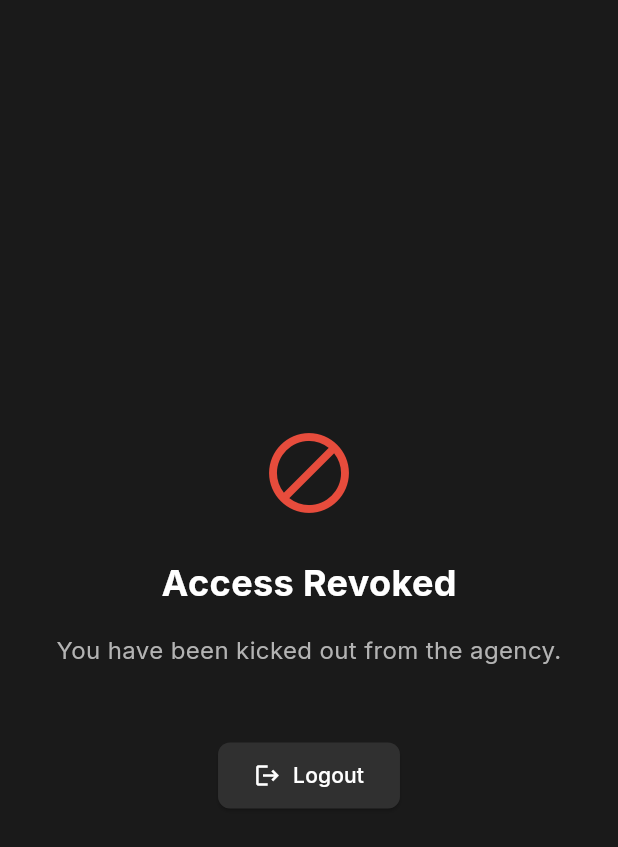
After one commit to Shahriar385/thumbhq-app, a Flutter app: the KickedScreen screen opened by its route, on a phone screen of 412 x 824 dp. The commit adds this screen. Shown: the top 847 px of the screen. Run offline on Flutter 3.47's test engine with Material 3 defaults, Android fonts, the light colour scheme and no system bars; our stand-ins replace cached_network_image, cloud_firestore, firebase_auth, firebase_core, firebase_storage, fl_chart and 6 more; missing offline and left inert: google_sign_in_all_platforms; accounts and stored records are empty.

Commit message:
feat: Add kamla role and kicked out screen

```diff
--- a/lib/core/constants/app_constants.dart
+++ b/lib/core/constants/app_constants.dart
@@ -5,7 +5,8 @@ enum UserRole {
   strategist('strategist', 'Strategist'),
   leadDesigner('lead_designer', 'Lead Designer'),
   coreDesigner('core_designer', 'Core Designer'),
-  juniorDesigner('junior_designer', 'Junior Designer');
+  juniorDesigner('junior_designer', 'Junior Designer'),
+  kamla('kamla', 'Kamla');
 
   const UserRole(this.value, this.label);
   final String value;
@@ -24,6 +25,7 @@ enum UserRole {
   bool get isManager => this == manager;
   bool get isStrategist => this == strategist;
   bool get isPending => this == pending;
+  bool get isKamla => this == kamla;
 }
 
 /// Project status
--- a/lib/core/widgets/role_badge.dart
+++ b/lib/core/widgets/role_badge.dart
@@ -41,6 +41,8 @@ class RoleBadge extends StatelessWidget {
         return const Color(0xFF48c9b0);
       case UserRole.pending:
         return AppColors.textMuted;
+      case UserRole.kamla:
+        return AppColors.error;
     }
   }
 }
--- a/lib/models/user_model.dart
+++ b/lib/models/user_model.dart
@@ -27,6 +27,7 @@ class UserModel {
   bool get isStrategist => role.isStrategist;
   bool get isDesigner => role.isDesigner;
   bool get isPending => role.isPending;
+  bool get isKamla => role.isKamla;
 
   factory UserModel.fromFirestore(DocumentSnapshot doc) {
     final data = doc.data() as Map<String, dynamic>;
--- a/lib/providers/router_provider.dart
+++ b/lib/providers/router_provider.dart
@@ -10,6 +10,7 @@ import '../screens/project/project_detail_screen.dart';
 import '../screens/team/team_screen.dart';
 import '../screens/client/client_screen.dart';
 import '../screens/analytics/analytics_screen.dart';
+import '../screens/kicked/kicked_screen.dart';
 import 'auth_provider.dart';
 
 final routerProvider = Provider<GoRouter>((ref) {
@@ -34,6 +35,17 @@ final routerProvider = Provider<GoRouter>((ref) {
 
       // Logged in, on login page → redirect based on role
       if (location == '/login') {
+        if (user.isPending) return '/pending';
+        return '/dashboard';
+      }
+
+      // Kamla user trying to access anything other than kicked
+      if (user.isKamla && location != '/kicked') {
+        return '/kicked';
+      }
+
+      // Non-kamla user on kicked page -> go to dashboard (or pending)
+      if (!user.isKamla && location == '/kicked') {
         if (user.isPending) return '/pending';
         return '/dashboard';
       }
@@ -65,6 +77,10 @@ final routerProvider = Provider<GoRouter>((ref) {
         builder: (context, state) => const PendingScreen(),
       ),
       GoRoute(
+        path: '/kicked',
+        builder: (context, state) => const KickedScreen(),
+      ),
+      GoRoute(
         path: '/dashboard',
         builder: (context, state) => const DashboardScreen(),
       ),
--- /dev/null
+++ b/lib/screens/kicked/kicked_screen.dart
@@ -0,0 +1,66 @@
+import 'package:flutter/material.dart';
+import 'package:flutter_riverpod/flutter_riverpod.dart';
+
+import '../../core/theme/app_colors.dart';
+import '../../providers/auth_provider.dart';
+
+class KickedScreen extends ConsumerWidget {
+  const KickedScreen({super.key});
+
+  @override
+  Widget build(BuildContext context, WidgetRef ref) {
+    return Scaffold(
+      backgroundColor: AppColors.background,
+      body: Center(
+        child: Padding(
+          padding: const EdgeInsets.all(32),
+          child: Column(
+            mainAxisAlignment: MainAxisAlignment.center,
+            children: [
+              const Icon(
+                Icons.do_not_disturb_alt_rounded,
+                color: AppColors.error,
+                size: 64,
+              ),
+              const SizedBox(height: 24),
+              const Text(
+                'Access Revoked',
+                style: TextStyle(
+                  color: AppColors.textPrimary,
+                  fontSize: 24,
+                  fontWeight: FontWeight.bold,
+                ),
+              ),
+              const SizedBox(height: 16),
+              const Text(
+                'You have been kicked out from the agency.',
+                textAlign: TextAlign.center,
+                style: TextStyle(
+                  color: AppColors.textSecondary,
+                  fontSize: 16,
+                  height: 1.5,
+                ),
+              ),
+              const SizedBox(height: 48),
+              ElevatedButton.icon(
+                onPressed: () {
+                  ref.read(authServiceProvider).signOut();
+                },
+                icon: const Icon(Icons.logout, color: AppColors.white),
+                label: const Text('Logout'),
+                style: ElevatedButton.styleFrom(
+                  backgroundColor: AppColors.surfaceElevated,
+                  foregroundColor: AppColors.white,
+                  padding: const EdgeInsets.symmetric(horizontal: 24, vertical: 12),
+                  shape: RoundedRectangleBorder(
+                    borderRadius: BorderRadius.circular(8),
+                  ),
+                ),
+              ),
+            ],
+          ),
+        ),
+      ),
+    );
+  }
+}
```
